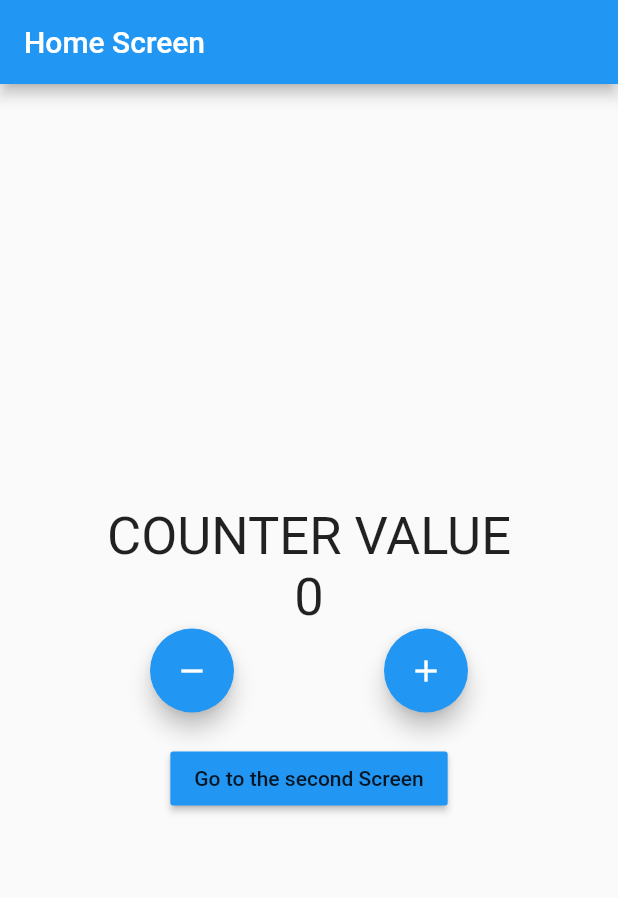
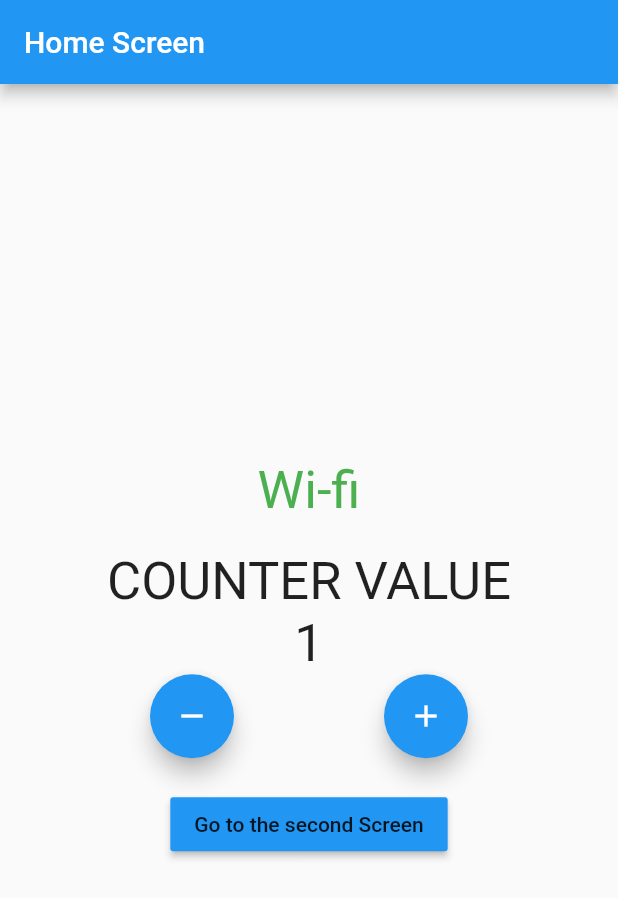
Before and after one commit to ElieBamunoba/counter-app, a Flutter app: the screen it shows after launch, on a phone screen of 412 x 824 dp. Shown: the top 898 px of the screen. Run offline on Flutter 3.47's test engine with Material 2 defaults, Android fonts, the phone set to English and light mode, and no system bars; our stand-ins replace bloc, connectivity_plus, equatable, flutter_bloc; missing offline and left inert: test.

```diff
--- /dev/null
+++ b/lib/business_logic/cubit/counter/counter_cubit.dart
@@ -0,0 +1,44 @@
+import 'dart:async';
+
+import 'package:bloc/bloc.dart';
+import 'package:connectivity_plus/connectivity_plus.dart';
+import 'package:counter_app/business_logic/cubit/internet/internet_cubit.dart';
+import 'package:equatable/equatable.dart';
+import 'package:test/test.dart';
+
+import '../../../constants/enums.dart';
+
+part 'counter_state.dart';
+
+class CounterCubit extends Cubit<CounterState> {
+  final InternetCubit internetCubit;
+  late StreamSubscription internetStreamSubscription;
+
+  CounterCubit({required this.internetCubit})
+      : super(CounterState(counterValue: 0)) {
+    internetStreamSubscription = internetCubit.stream.listen((internetState) {
+      if (internetState is InternetConnected &&
+          internetState.connectionType == ConnectionType.Wifi) {
+        increment();
+      } else if (internetState is InternetConnected &&
+          internetState.connectionType == ConnectionType.Mobile) {
+        decrement();
+      } else {}
+    });
+  }
+
+  void increment() => emit(CounterState(
+        counterValue: state.counterValue + 1,
+        wasIncremented: true,
+      ));
+  void decrement() => emit(CounterState(
+        counterValue: state.counterValue - 1,
+        wasIncremented: false,
+      ));
+
+  @override
+  Future<void> close() {
+    internetStreamSubscription.cancel();
+    return super.close();
+  }
+}
--- a/lib/business_logic/cubit/counter_cubit.dart
+++ /dev/null
@@ -1,17 +0,0 @@
-import 'package:bloc/bloc.dart';
-import 'package:equatable/equatable.dart';
-
-part 'counter_state.dart';
-
-class CounterCubit extends Cubit<CounterState> {
-  CounterCubit() : super(CounterState(counterValue: 0));
-
-  void increment() => emit(CounterState(
-        counterValue: state.counterValue + 1,
-        wasIncremented: true,
-      ));
-  void decrement() => emit(CounterState(
-        counterValue: state.counterValue - 1,
-        wasIncremented: false,
-      ));
-}
--- /dev/null
+++ b/lib/business_logic/cubit/internet/internet_cubit.dart
@@ -0,0 +1,41 @@
+import 'dart:async';
+
+import 'package:connectivity_plus/connectivity_plus.dart';
+import 'package:equatable/equatable.dart';
+import 'package:bloc/bloc.dart';
+
+import '../../../constants/enums.dart';
+
+part 'internet_state.dart';
+
+class InternetCubit extends Cubit<InternetState> {
+  final Connectivity connectivity;
+  late StreamSubscription connectivityStreamSubscription;
+
+  InternetCubit({required this.connectivity}) : super(InternetLoading()) {
+    monitorInternetConnection();
+  }
+
+  StreamSubscription<ConnectivityResult> monitorInternetConnection() {
+    return connectivityStreamSubscription =
+        connectivity.onConnectivityChanged.listen((connectivityResult) {
+      if (connectivityResult == ConnectivityResult.wifi) {
+        emitinternetConnected(ConnectionType.Wifi);
+      } else if (connectivityResult == ConnectivityResult.mobile) {
+        emitinternetConnected(ConnectionType.Mobile);
+      } else if (connectivityResult == ConnectivityResult.none) {
+        emitinternetDesconnected();
+      }
+    });
+  }
+
+  void emitinternetConnected(ConnectionType connectionType) =>
+      emit(InternetConnected(connectionType: connectionType));
+  void emitinternetDesconnected() => emit(InternetDesconnected());
+
+  @override
+  Future<void> close() {
+    connectivityStreamSubscription.cancel();
+    return super.close();
+  }
+}
--- /dev/null
+++ b/lib/business_logic/cubit/internet/internet_state.dart
@@ -0,0 +1,17 @@
+part of 'internet_cubit.dart';
+
+abstract class InternetState extends Equatable {
+  const InternetState();
+
+  @override
+  List<Object> get props => [];
+}
+
+class InternetLoading extends InternetState {}
+
+class InternetConnected extends InternetState {
+  final ConnectionType connectionType;
+  InternetConnected({required this.connectionType});
+}
+
+class InternetDesconnected extends InternetState {}
--- /dev/null
+++ b/lib/constants/enums.dart
@@ -0,0 +1,4 @@
+enum ConnectionType {
+  Wifi,
+  Mobile,
+}
--- a/lib/main.dart
+++ b/lib/main.dart
@@ -1,21 +1,38 @@
+import 'package:connectivity_plus/connectivity_plus.dart';
+import 'package:counter_app/business_logic/cubit/internet/internet_cubit.dart';
+import 'package:counter_app/constants/enums.dart';
 import 'package:flutter/material.dart';
 import 'package:flutter_bloc/flutter_bloc.dart';
 
-import './business_logic/cubit/counter_cubit.dart';
+import 'business_logic/cubit/counter/counter_cubit.dart';
 import './presentation/router/app_router.dart' as route;
 
 void main() {
-  runApp(const MyApp());
+  runApp(MyApp(
+      // connectivity: Connectivity(),
+      ));
 }
 
 class MyApp extends StatelessWidget {
-  const MyApp({super.key});
+  // final Connectivity connectivity;
+  const MyApp({
+    super.key,
+    // required this.connectivity,
+  });
 
   // This widget is the root of your application.
   @override
   Widget build(BuildContext context) {
-    return BlocProvider(
-      create: (context) => CounterCubit(),
+    return MultiBlocProvider(
+      providers: [
+        BlocProvider<InternetCubit>(
+          create: (context) => InternetCubit(connectivity: Connectivity()),
+        ),
+        BlocProvider<CounterCubit>(
+            create: (context) => CounterCubit(
+                  internetCubit: InternetCubit(connectivity: Connectivity()),
+                )),
+      ],
       child: MaterialApp(
         title: 'Bloc Counter App',
         theme: ThemeData(
--- a/lib/presentation/screens/home_screen.dart
+++ b/lib/presentation/screens/home_screen.dart
@@ -1,8 +1,10 @@
 import 'package:flutter/material.dart';
 import 'package:flutter_bloc/flutter_bloc.dart';
 
+import '../../business_logic/cubit/internet/internet_cubit.dart';
 import '../router/app_router.dart' as route;
-import '../../business_logic/cubit/counter_cubit.dart';
+import '../../business_logic/cubit/counter/counter_cubit.dart';
+import '../../constants/enums.dart';
 
 class HomeScreen extends StatelessWidget {
   const HomeScreen({
@@ -24,6 +26,32 @@ class HomeScreen extends StatelessWidget {
         child: Column(
           mainAxisAlignment: MainAxisAlignment.center,
           children: <Widget>[
+            BlocBuilder<InternetCubit, InternetState>(
+              builder: ((context, state) {
+                if (state is InternetConnected &&
+                    state.connectionType == ConnectionType.Wifi) {
+                  return const Text(
+                    'Wi-fi',
+                    style: TextStyle(fontSize: 35, color: Colors.green),
+                  );
+                } else if (state is InternetConnected &&
+                    state.connectionType == ConnectionType.Mobile) {
+                  return const Text(
+                    'Mobile',
+                    style: TextStyle(fontSize: 35, color: Colors.orange),
+                  );
+                } else if (state is InternetDesconnected) {
+                  return const Text(
+                    'Disconnected',
+                    style: TextStyle(fontSize: 35, color: Colors.red),
+                  );
+                }
+                return const CircularProgressIndicator();
+              }),
+            ),
+            const SizedBox(
+              height: 20,
+            ),
             const Text(
               'COUNTER VALUE',
               style: TextStyle(fontSize: 35),
--- a/lib/presentation/screens/second_screen.dart
+++ b/lib/presentation/screens/second_screen.dart
@@ -1,7 +1,7 @@
 import 'package:flutter/material.dart';
 import 'package:flutter_bloc/flutter_bloc.dart';
 
-import '../../business_logic/cubit/counter_cubit.dart';
+import '../../business_logic/cubit/counter/counter_cubit.dart';
 
 class SecondScreen extends StatelessWidget {
   const SecondScreen({
--- a/pubspec.yaml
+++ b/pubspec.yaml
@@ -40,6 +40,7 @@ dependencies:
   test: ^1.21.4
   bloc_test: ^9.1.0
   equatable: ^2.0.5
+  connectivity_plus: ^3.0.2
 
 dev_dependencies:
   flutter_test:
```
Also changed, not shown: lib/business_logic/cubit/counter/counter_state.dart (renamed from lib/business_logic/cubit/counter_state.dart), pubspec.lock, 4 other files.
